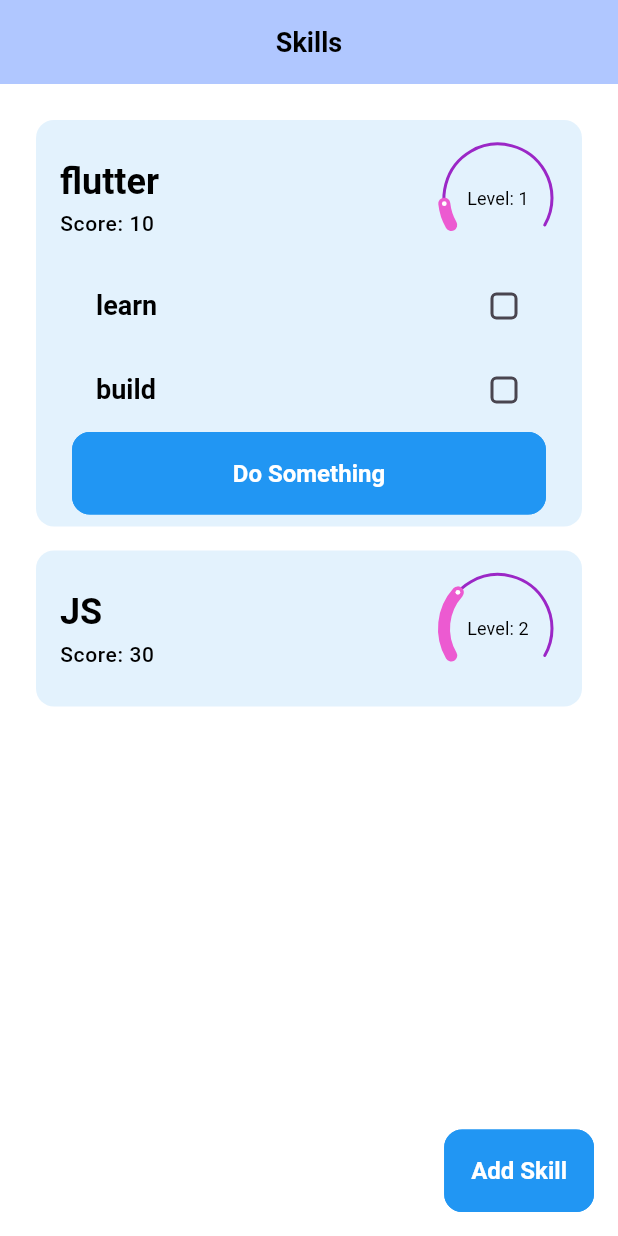
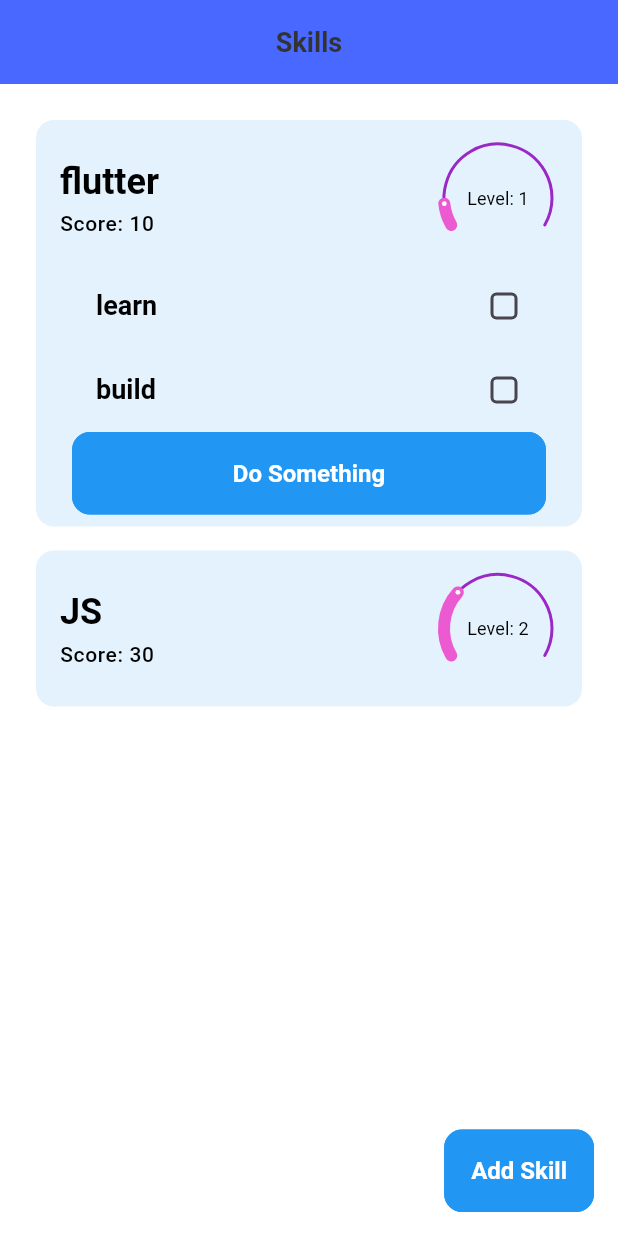
Before and after one commit to OussamaBenouddane/skill_monitor, a Flutter app: the screen it shows after launch, after a tap on "flutter", on a phone screen of 412 x 824 dp. Run offline on Flutter 3.47's test engine with Material 3 defaults, Android fonts, the phone set to English and light mode, and no system bars; drawn by our look-alikes of sleek_circular_slider; our stand-ins replace get, sqflite; accounts and stored records are empty; Roboto replaces fonts that are missing (Poppins).

Commit message:
tuned up a bit

```diff
--- a/lib/features/screens/home.dart
+++ b/lib/features/screens/home.dart
@@ -4,108 +4,159 @@ import 'package:skill_monitor/features/screens/add_skill.dart';
 import 'package:skill_monitor/utils/constants/colors.dart';
 import 'package:skill_monitor/utils/constants/sizes.dart';
 import 'package:skill_monitor/utils/constants/text_strings.dart';
+import 'package:skill_monitor/utils/helpers/helper_functions.dart';
 import 'package:sleek_circular_slider/sleek_circular_slider.dart';
 
 class Home extends StatefulWidget {
   const Home({super.key});
 
   @override
-  _HomeState createState() => _HomeState();
+  State<Home> createState() => _HomeState();
 }
 
-class _HomeState extends State<Home> {
+class _HomeState extends State<Home> with TickerProviderStateMixin {
   final List<Map<String, dynamic>> skills = [
     {
       "name": "flutter",
       "score": 10,
-      "habits": ["learn", "build"],
+      "habits": [
+        {"name": "learn", "value": 10},
+        {"name": "build", "value": 10}
+      ],
       "level": 1
     },
     {
       "name": "JS",
       "score": 30,
-      "habits": ["watch", "practice"],
+      "habits": [
+        {"name": "watch", "value": 10},
+        {"name": "practice", "value": 10}
+      ],
       "level": 2
     },
   ];
 
-  Set<int> expandedIndices = {};
-  Map<String, Set<String>> selectedHabits = {};
+  final Set<int> _expandedIndices = {};
+  final Map<String, Set<String>> _selectedHabits = {};
+  final Map<String, AnimationController> _animationControllers = {};
+  final Map<String, Animation<double>> _animations = {};
+
+  @override
+  void initState() {
+    super.initState();
+    for (var skill in skills) {
+      final name = skill['name'];
+      final controller = AnimationController(
+        vsync: this,
+        duration: const Duration(milliseconds: 400),
+      );
+      final animation = Tween<double>(
+        begin: skill['score'].toDouble(),
+        end: skill['score'].toDouble(),
+      ).animate(CurvedAnimation(parent: controller, curve: Curves.easeInOut));
+      _animationControllers[name] = controller;
+      _animations[name] = animation;
+    }
+  }
+
+  @override
+  void dispose() {
+    for (var controller in _animationControllers.values) {
+      controller.dispose();
+    }
+    super.dispose();
+  }
 
   @override
   Widget build(BuildContext context) {
+    final dark = THelperFunctions.isDarkMode(context);
     return Scaffold(
       appBar: AppBar(title: const Text(TTexts.homeAppBarTitle)),
       body: Padding(
         padding: const EdgeInsets.all(TSizes.defaultSpace),
-          child: skillView(skills, context)),
+        child: _buildSkillList(),
+      ),
       floatingActionButton: ElevatedButton(
-          onPressed: () {
-            Get.to(() => SkillSetupScreen());
-          },
-          child: const Text(TTexts.addSkill)),
+        onPressed: () => Get.to(() => SkillSetupScreen()),
+        child: const Text(TTexts.addSkill),
+      ),
     );
   }
 
-  ListView skillView(skills, context2) {
+  Widget _buildSkillList() {
     return ListView.builder(
       itemCount: skills.length,
-      itemBuilder: (context, index) {
+      itemBuilder: (context, index) => _buildSkillCard(context, index),
+    );
+  }
+
+  Widget _buildSkillCard(BuildContext context, int index) {
     final skill = skills[index];
-        final isExpanded = expandedIndices.contains(index);
-        final habitSelections = selectedHabits[skill['name']] ?? {};
+    final name = skill['name'];
+    final isExpanded = _expandedIndices.contains(index);
+    final habitSelections = _selectedHabits[name] ?? {};
 
     return Container(
+      margin: const EdgeInsets.only(bottom: TSizes.spaceBtwItems),
       decoration: BoxDecoration(
+        color: Colors.blue.shade50,
         borderRadius: BorderRadius.circular(12),
       ),
-          margin: const EdgeInsets.only(bottom: TSizes.spaceBtwItems),
-          child: Material(
-            color: Colors.blue.shade50,
-            borderRadius: BorderRadius.circular(12),
       child: InkWell(
         borderRadius: BorderRadius.circular(12),
         splashColor: Colors.transparent,
         highlightColor: Colors.transparent,
         onTap: () {
-                setState(() {
-                  if (isExpanded) {
-                    expandedIndices.remove(index);
-                  } else {
-                    expandedIndices.add(index);
-                  }
-                });
+          setState(() => isExpanded
+              ? _expandedIndices.remove(index)
+              : _expandedIndices.add(index));
         },
         child: Padding(
           padding: const EdgeInsets.all(TSizes.sm),
+          child: AnimatedSize(
+            duration: const Duration(milliseconds: 300),
+            curve: Curves.easeInOut,
+            alignment: Alignment.topCenter,
             child: Column(
               crossAxisAlignment: CrossAxisAlignment.start,
               children: [
-                    Padding(
-                      padding: const EdgeInsets.symmetric(
-                          horizontal: 8.0, vertical: 4.0),
+                _buildSkillHeader(context, skill),
+                if (isExpanded)
+                  _buildExpandedSection(context, skill, habitSelections, index)
+              ],
+            ),
+          ),
+        ),
+      ),
+    );
+  }
+
+  Widget _buildSkillHeader(BuildContext context, Map<String, dynamic> skill) {
+    final name = skill['name'];
+    final animation = _animations[name]!;
+    return Padding(
+      padding: const EdgeInsets.symmetric(horizontal: 8.0, vertical: 4.0),
       child: Row(
-                        crossAxisAlignment: CrossAxisAlignment.center,
         children: [
           Expanded(
             child: Column(
               crossAxisAlignment: CrossAxisAlignment.start,
               children: [
-                                Text(
-                                  '${skill["name"]}',
-                                  style: Theme.of(context2)
-                                      .textTheme
-                                      .headlineMedium,
+                Text(name, style: Theme.of(context).textTheme.headlineMedium),
+                const SizedBox(height: 4),
+                AnimatedBuilder(
+                  animation: animation,
+                  builder: (context, child) => Text(
+                    "${TTexts.score}${animation.value.toStringAsFixed(0)}",
+                    style: Theme.of(context).textTheme.bodySmall,
                   ),
-                                const SizedBox(height: 4),
-                                Text(
-                                  '${TTexts.score}${skill["score"]}',
-                                  style: Theme.of(context2).textTheme.bodySmall,
                 ),
               ],
             ),
           ),
-                          SleekCircularSlider(
+          AnimatedBuilder(
+            animation: animation,
+            builder: (context, child) => SleekCircularSlider(
               appearance: CircularSliderAppearance(
                 size: 80,
                 customColors: CustomSliderColors(
@@ -115,70 +166,84 @@ class _HomeState extends State<Home> {
               ),
               min: 0,
               max: 100,
-                            initialValue: skill["score"].toDouble(),
-                            innerWidget: (double value) {
-                              return Center(
+              initialValue: animation.value,
+              innerWidget: (value) => Center(
                 child: Text(
                   "${TTexts.level}${skill["level"]}",
-                                  style:
-                                      Theme.of(context2).textTheme.labelLarge,
+                  style: Theme.of(context).textTheme.labelLarge,
                   textAlign: TextAlign.center,
                 ),
-                              );
-                            },
+              ),
+            ),
           ),
         ],
       ),
-                    ),
-                    if (isExpanded) ...[
-                      ...skill['habits'].map<Widget>((habit) {
-                        final isChecked = habitSelections.contains(habit);
+    );
+  }
+
+  Widget _buildExpandedSection(BuildContext context, Map<String, dynamic> skill,
+      Set<String> habitSelections, int index) {
+    final name = skill['name'];
+    return Column(
+      children: [
+        ...List<Widget>.from(skill['habits'].map<Widget>((habit) {
+          final habitName = habit['name'];
+          final habitValue = habit['value'];
           return Padding(
             padding: const EdgeInsets.only(left: 16.0),
             child: CheckboxListTile(
-                            title: Text(habit,
-                                style:
-                                    Theme.of(context2).textTheme.headlineSmall),
-                            value: isChecked,
+              title: Text(habitName,
+                  style: Theme.of(context).textTheme.headlineSmall),
+              value: habitSelections.contains(habitName),
               onChanged: (value) {
                 setState(() {
-                                final selected =
-                                    selectedHabits[skill['name']] ?? {};
+                  final updatedSet = Set<String>.from(habitSelections);
+                  double oldScore = skills[index]['score'].toDouble();
+                  double newScore = value == true
+                      ? (oldScore + habitValue).clamp(0, 100)
+                      : (oldScore - habitValue).clamp(0, 100);
+
+                  skills[index]['score'] = newScore;
                   if (value == true) {
-                                  selected.add(habit);
+                    updatedSet.add(habitName);
                   } else {
-                                  selected.remove(habit);
+                    updatedSet.remove(habitName);
                   }
-                                selectedHabits[skill['name']] = selected;
+                  _selectedHabits[name] = updatedSet;
+
+                  _animationControllers[name]!.stop();
+                  _animations[name] = Tween<double>(
+                    begin: oldScore,
+                    end: newScore,
+                  ).animate(CurvedAnimation(
+                    parent: _animationControllers[name]!,
+                    curve: Curves.easeInOut,
+                  ));
+                  _animationControllers[name]!
+                    ..reset()
+                    ..forward();
                 });
               },
             ),
           );
-                      }).toList(),
+        })),
         Padding(
-                        padding: const EdgeInsets.only(left: 16.0, right: 16.0),
+          padding: const EdgeInsets.symmetric(horizontal: 16.0),
           child: SizedBox(
             width: double.infinity,
             child: ElevatedButton(
-                            onPressed: () {
-                              ScaffoldMessenger.of(context2)
-                                  .showSnackBar(SnackBar(
-                                content:
-                                    Text('Button tapped for ${skill["name"]}'),
-                              ));
-                            },
+              onPressed: () => _showSnackBar(context, name),
               child: const Text(TTexts.updateScore),
             ),
           ),
-                      ),
+        )
       ],
-                  ],
-                ),
-              ),
-            ),
-          ),
     );
-      },
+  }
+
+  void _showSnackBar(BuildContext context, String skillName) {
+    ScaffoldMessenger.of(context).showSnackBar(
+      SnackBar(content: Text('Button tapped for $skillName')),
     );
   }
 }
--- a/lib/utils/constants/colors.dart
+++ b/lib/utils/constants/colors.dart
@@ -5,6 +5,7 @@ class TColors {
 
   // App Basic Colors
   static const Color primary = Color(0xFF4868FF);
+  static const Color darkPrimary = Color(0xFF4868FF);
   static const Color secondary = Color(0xFFFFE248);
   static const Color accent = Color(0xFFb0c7ff);
 
@@ -20,8 +21,8 @@ class TColors {
 
   // Text Colors
   static const Color textPrimary = Color(0xFF333333);
+  static const Color textDark = Colors.white;
   static const Color textSecondary = Color(0xFF6c7570);
-  static const Color textWhite = Colors.white;
 
   // Background Colors
   static const Color light = Color(0xFFf6f6f6);
--- a/lib/utils/theme/custom_themes/appbar_theme.dart
+++ b/lib/utils/theme/custom_themes/appbar_theme.dart
@@ -8,12 +8,12 @@ class TAppBarTheme {
     elevation: 0,
     centerTitle: true,
     scrolledUnderElevation: 0,
-    backgroundColor: TColors.accent,
+    backgroundColor: TColors.primary,
     surfaceTintColor: Colors.transparent,
     iconTheme: IconThemeData(color: Colors.black, size: 24),
     actionsIconTheme: IconThemeData(color: Colors.black, size: 24),
     titleTextStyle: TextStyle(
-      color: Colors.black,
+      color: TColors.textPrimary,
       fontSize: 18,
       fontWeight: FontWeight.w600,
     ),
@@ -23,12 +23,12 @@ class TAppBarTheme {
     elevation: 0,
     centerTitle: true,
     scrolledUnderElevation: 0,
-    backgroundColor: Colors.transparent,
+    backgroundColor: TColors.darkPrimary,
     surfaceTintColor: Colors.transparent,
     iconTheme: IconThemeData(color: Colors.black, size: 24),
     actionsIconTheme: IconThemeData(color: Colors.white, size: 24),
     titleTextStyle: TextStyle(
-      color: Colors.white,
+      color: TColors.textDark,
       fontSize: 18,
       fontWeight: FontWeight.w600,
     ),
```
Lines whose indentation alone changed are shown as unchanged.
